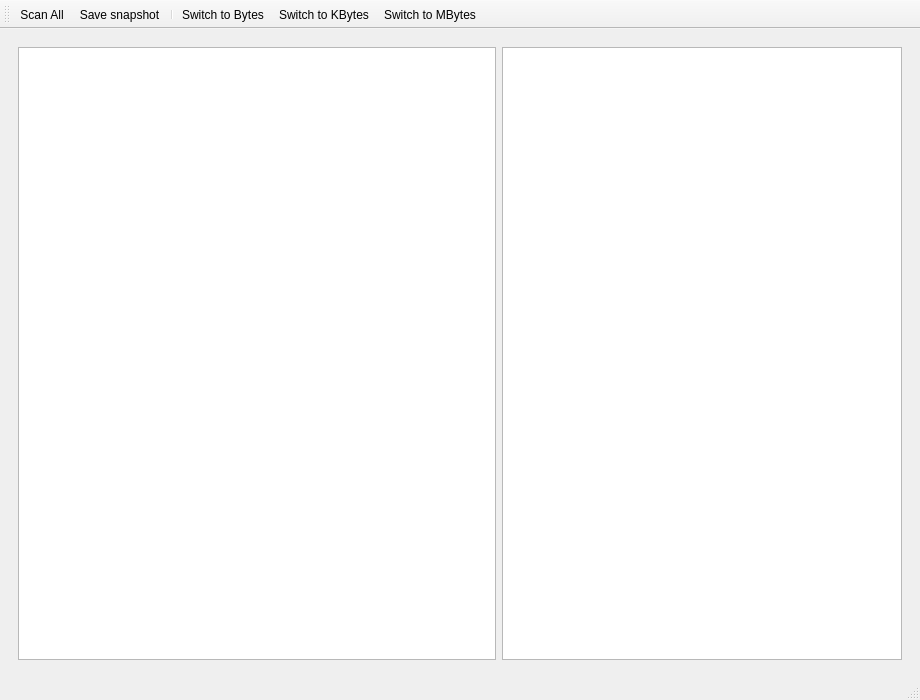
Before: the Qt Designer form getinfo.ui in zenonby/directory-getinfo, drawn with Qt 5.
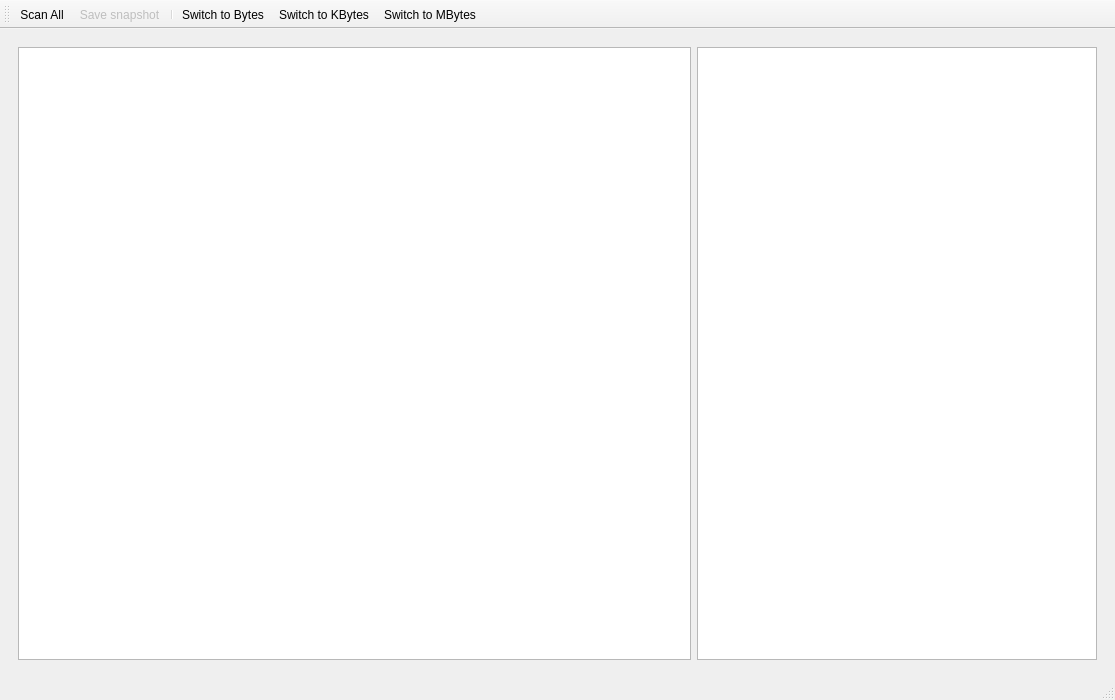
After: the same form once the commit is applied. Icons and pictures are not drawn.

The edit to the form file:
```diff
--- a/getinfo.ui
+++ b/getinfo.ui
@@ -6,7 +6,7 @@
    <rect>
     <x>0</x>
     <y>0</y>
-    <width>920</width>
+    <width>1115</width>
     <height>700</height>
    </rect>
   </property>
@@ -121,7 +121,7 @@
   </action>
   <action name="actionSaveSnapshot">
    <property name="enabled">
-    <bool>true</bool>
+    <bool>false</bool>
    </property>
    <property name="icon">
     <iconset resource="resources.qrc">
```
Left out of the diff: 2 changed lines with no effect on the pictures.
